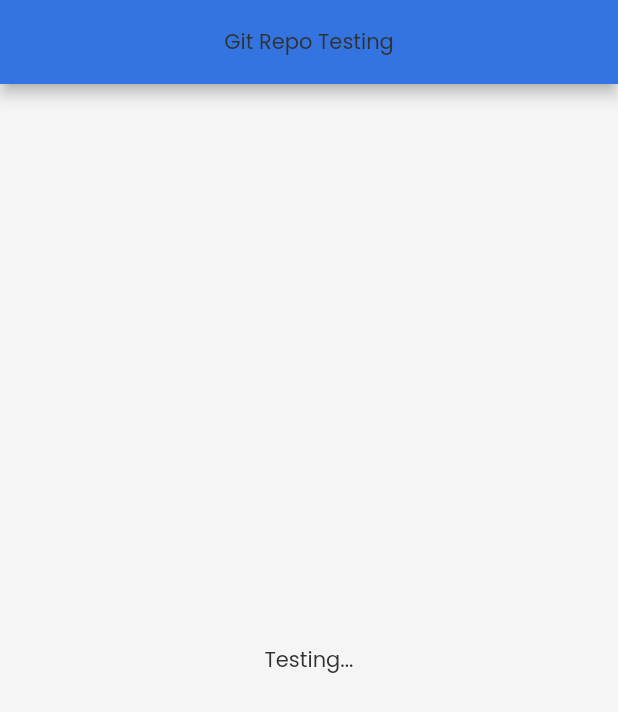
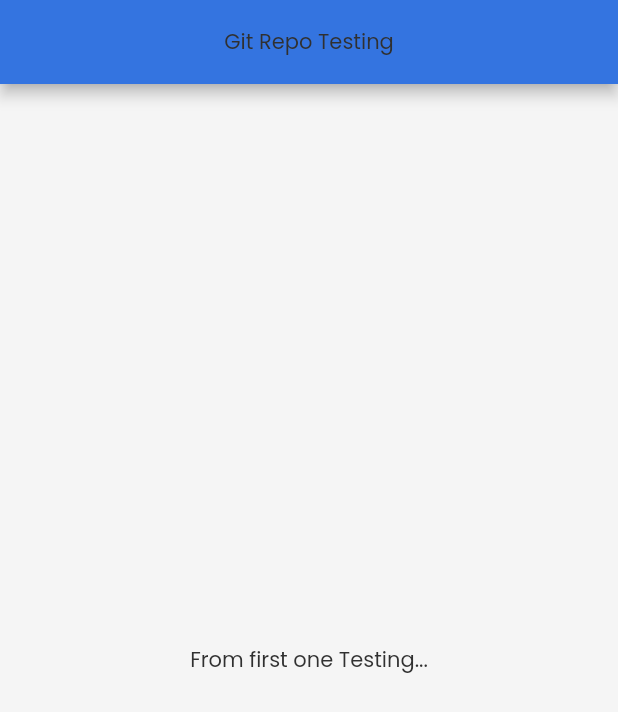
Before and after one commit to hariprasadms/testgitdeploy, a Flutter app: the screen it shows after launch, on a phone screen of 412 x 824 dp. Shown: the top 712 px of the screen. Run offline on Flutter 3.47's test engine with Material 2 defaults, Android fonts, the phone set to English and light mode, and no system bars; our stand-ins replace auto_size_text, font_awesome_flutter, google_fonts, page_transition, timeago; missing offline and left inert: json_path.

Commit message:
home page text updated

```diff
--- a/lib/home_page/home_page_widget.dart
+++ b/lib/home_page/home_page_widget.dart
@@ -33,7 +33,7 @@ class _HomePageWidgetState extends State<HomePageWidget> {
         child: Align(
           alignment: AlignmentDirectional(0, 0),
           child: Text(
-            'Testing...',
+            'From first one Testing...',
             style: FlutterFlowTheme.bodyText1,
           ),
         ),
```
